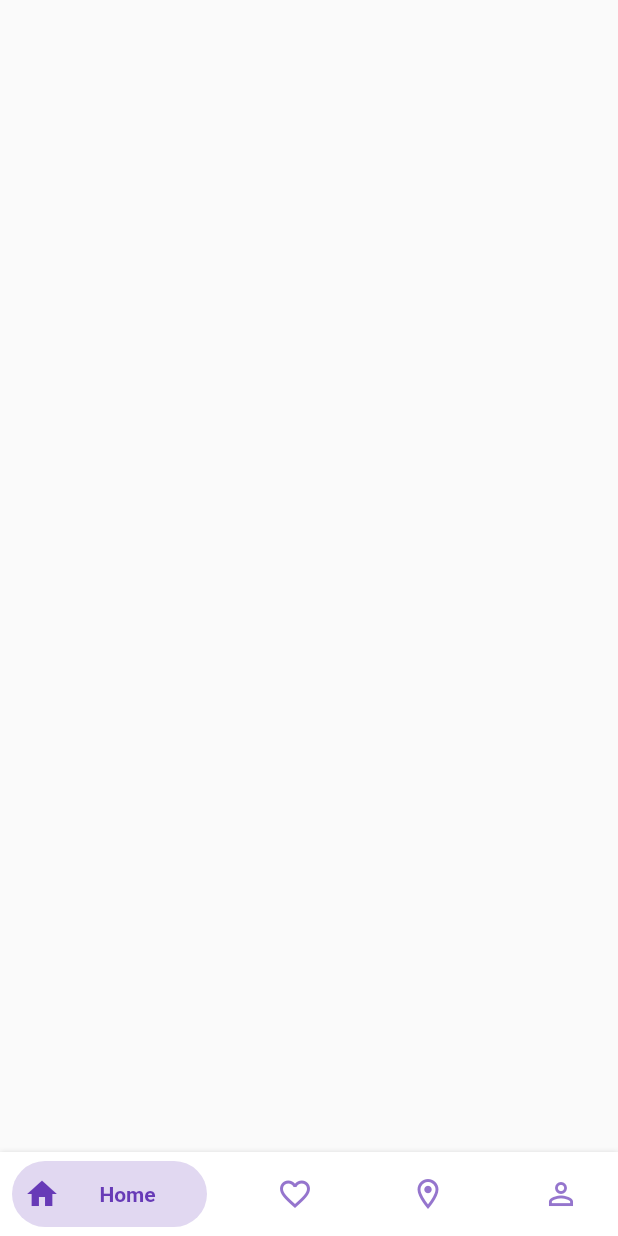
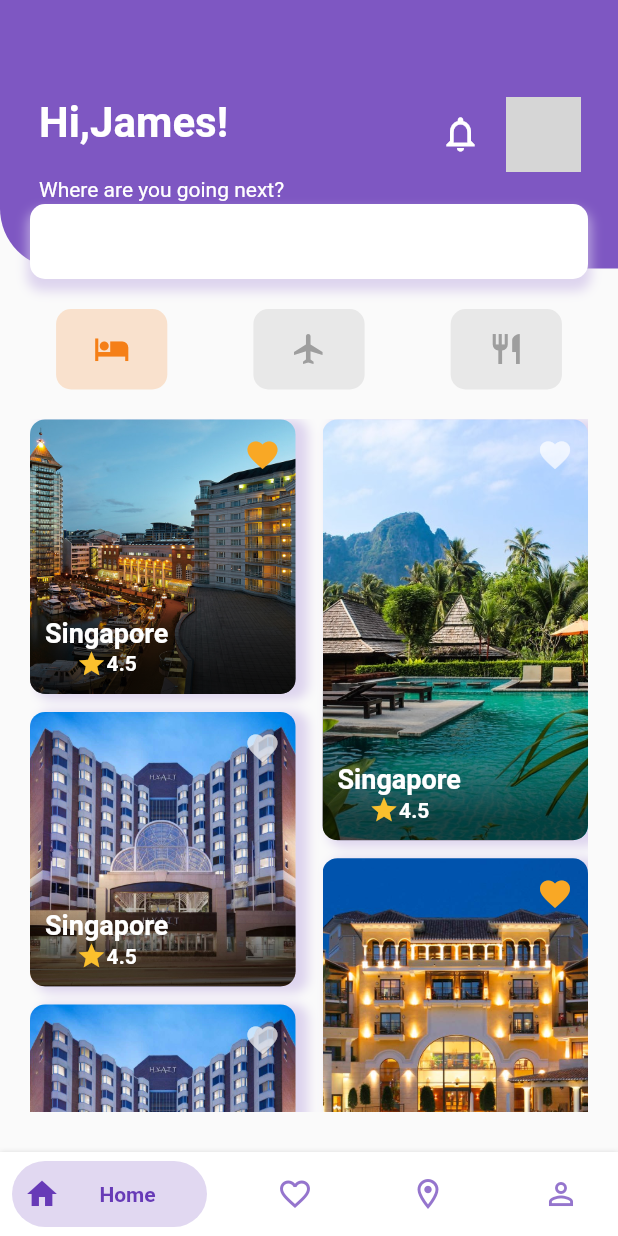
Before and after one commit to Junejune95/flutter_travelGuide, a Flutter app: the screen it shows after launch, on a phone screen of 412 x 824 dp. Run offline on Flutter 3.47's test engine with Material 2 defaults, Android fonts, the phone set to English and light mode, and no system bars; drawn by our look-alikes of bottom_navy_bar; network calls fail; grey boxes are pictures that could not be loaded.

Commit message:
hotel grid view

```diff
--- /dev/null
+++ b/lib/data/hotel.dart
@@ -0,0 +1,114 @@
+import 'package:travelGuidebyFlutter/models/hotel_model.dart';
+
+final List<Hotel> hotels = [
+  Hotel(
+    name: 'Hotel A',
+    star: 4.5,
+    urlImage: 'assets/images/hotel0.jpeg',
+    country: 'Singapore',
+    isFav: true,
+  ),
+  Hotel(
+    name: 'Hotel A',
+    star: 4.5,
+    urlImage: 'assets/images/hotel1.jpeg',
+    country: 'Singapore',
+    isFav: false,
+  ),
+  Hotel(
+    name: 'Hotel A',
+    star: 4.5,
+    urlImage: 'assets/images/hotel3.jpeg',
+    country: 'Singapore',
+    isFav: false,
+  ),
+  Hotel(
+    name: 'Hotel A',
+    star: 4.5,
+    urlImage: 'assets/images/hotel2.jpeg',
+    country: 'Singapore',
+    isFav: true,
+  ),
+  Hotel(
+      name: 'Hotel A',
+      star: 4.5,
+      urlImage: 'assets/images/hotel3.jpeg',
+      country: 'Korea'),
+  Hotel(
+    name: 'Hotel A',
+    star: 4.5,
+    urlImage: 'assets/images/hotel6.jpeg',
+    country: 'Korea',
+    isFav: false,
+  ),
+  Hotel(
+    name: 'Hotel A',
+    star: 4.5,
+    urlImage: 'assets/images/hotel4.jpeg',
+    country: 'Korea',
+    isFav: false,
+  ),
+  Hotel(
+    name: 'Hotel A',
+    star: 4.5,
+    urlImage: 'assets/images/hotel5.jpeg',
+    country: 'Korea',
+    isFav: false,
+  ),
+  Hotel(
+    name: 'Hotel A',
+    star: 4.5,
+    urlImage: 'assets/images/hotel6.jpeg',
+    country: 'Korea',
+    isFav: true,
+  ),
+  Hotel(
+    name: 'Hotel A',
+    star: 4.5,
+    urlImage: 'assets/images/hotel0.jpeg',
+    country: 'Korea',
+    isFav: true,
+  ),
+  Hotel(
+    name: 'Hotel A',
+    star: 4.5,
+    urlImage: 'assets/images/hotel0.jpeg',
+    country: 'Korea',
+    isFav: false,
+  ),
+  Hotel(
+    name: 'Hotel A',
+    star: 4.5,
+    urlImage: 'assets/images/hotel0.jpeg',
+    country: 'Korea',
+    isFav: true,
+  ),
+  Hotel(
+    name: 'Hotel A',
+    star: 4.5,
+    urlImage: 'assets/images/hotel6.jpeg',
+    country: 'Korea',
+    isFav: true,
+  ),
+  Hotel(
+    name: 'Hotel A',
+    star: 4.5,
+    urlImage: 'assets/images/hotel2.jpeg',
+    country: 'Korea',
+    isFav: true,
+  ),
+  Hotel(
+    name: 'Hotel A',
+    star: 4.5,
+    urlImage: 'assets/images/hotel3.jpeg',
+    country: 'Korea',
+    isFav: false,
+  ),
+  Hotel(
+    name: 'Hotel A',
+    star: 4.5,
+    urlImage: 'assets/images/hotel4.jpeg',
+    country: 'Korea',
+    isFav: true,
+  ),
+];
--- a/lib/main.dart
+++ b/lib/main.dart
@@ -4,9 +4,6 @@ import 'package:travelGuidebyFlutter/pages/favourite/favourite_page.dart';
 import 'package:travelGuidebyFlutter/pages/home/home_page.dart';
 import 'package:travelGuidebyFlutter/pages/location/location_page.dart';
 import 'package:travelGuidebyFlutter/pages/profile/profile_page.dart';
-import './constants/app-extension.dart';
-
-import 'enum/app_enum.dart';
 
 void main() {
   runApp(MyApp());
--- /dev/null
+++ b/lib/models/hotel_model.dart
@@ -0,0 +1,15 @@
+class Hotel {
+  final String name;
+  final String urlImage;
+  final double star;
+  final String country;
+  final bool isFav;
+
+  Hotel({
+    this.name,
+    this.urlImage,
+    this.star,
+    this.country,
+    this.isFav,
+  });
+}
--- /dev/null
+++ b/lib/pages/home/header_with_search.dart
@@ -0,0 +1,101 @@
+import 'package:flutter/material.dart';
+
+class HearderWithSearch extends StatelessWidget {
+  @override
+  Widget build(BuildContext context) {
+    Size size = MediaQuery.of(context).size;
+    return Container(
+      // It will cover 30% of our total height
+      height: size.height * 0.25,
+      child: Stack(
+        children: [
+          Container(
+            width: MediaQuery.of(context).size.width,
+            height: size.height * 0.25 - 27,
+            decoration: BoxDecoration(
+              color: Colors.deepPurple[400],
+              borderRadius: BorderRadius.only(bottomLeft: Radius.circular(40)),
+            ),
+            child: Row(
+              mainAxisAlignment: MainAxisAlignment.spaceBetween,
+              children: [
+                Container(
+                  transform: Matrix4.translationValues(26.0, 65.0, 0.0),
+                  child: Column(
+                    crossAxisAlignment: CrossAxisAlignment.start,
+                    children: [
+                      Text(
+                        'Hi,James!',
+                        style: TextStyle(
+                            fontSize: 28,
+                            fontWeight: FontWeight.bold,
+                            color: Colors.white),
+                      ),
+                      SizedBox(
+                        height: 20,
+                      ),
+                      Text(
+                        'Where are you going next?',
+                        style: TextStyle(
+                          color: Colors.white,
+                        ),
+                      ),
+                    ],
+                  ),
+                ),
+                Row(
+                  children: [
+                    Icon(
+                      Icons.notifications_outlined,
+                      color: Colors.white,
+                      size: 28,
+                    ),
+                    Padding(
+                      padding: const EdgeInsets.only(left: 16, right: 25),
+                      child: Container(
+                        width: 50,
+                        height: 50,
+                        decoration: BoxDecoration(
+                            image: DecorationImage(
+                              fit: BoxFit.cover,
+                              image: NetworkImage(
+                                  'https://images.unsplash.com/photo-1624907925884-27f914240014?ixid=MnwxMjA3fDB8MHxlZGl0b3JpYWwtZmVlZHw0fHx8ZW58MHx8fHw%3D&ixlib=rb-1.2.1&auto=format&fit=crop&w=800&q=60'),
+                            ),
+                            borderRadius: BorderRadius.circular(10)),
+                      ),
+                    )
+                  ],
+                )
+              ],
+            ),
+          ),
+          Positioned(
+            bottom: 0,
+            left: 0,
+            right: 0,
+            child: Container(
+              height: 50,
+              margin: EdgeInsets.all(20),
+              decoration: BoxDecoration(
+                  color: Colors.white,
+                  borderRadius: BorderRadius.circular(10),
+                  boxShadow: [
+                    BoxShadow(
+                      color: Colors.deepPurple[100].withOpacity(0.7),
+                      offset: Offset(0, 6),
+                      blurRadius: 6,
+                      spreadRadius: 2,
+                    ),
+                  ]),
+              child: TextFormField(
+                decoration: InputDecoration(
+                  border: InputBorder.none,
+                ),
+              ),
+            ),
+          )
+        ],
+      ),
+    );
+  }
+}
--- a/lib/pages/home/home_page.dart
+++ b/lib/pages/home/home_page.dart
@@ -1,11 +1,27 @@
 import 'package:flutter/material.dart';
+import 'package:travelGuidebyFlutter/pages/home/header_with_search.dart';
+import 'package:travelGuidebyFlutter/pages/home/hotel_gridview_list.dart';
+import 'package:travelGuidebyFlutter/pages/home/selecteable_list.dart';
 
 class HomePage extends StatelessWidget {
-
   @override
   Widget build(BuildContext context) {
-    return Container(
-
+    return Scaffold(
+      backgroundColor: Colors.grey[50],
+      body: SingleChildScrollView(
+        child: Column(
+          crossAxisAlignment: CrossAxisAlignment.start,
+          children: [
+            HearderWithSearch(),
+            SelecteableList(),
+            Container(
+              height: MediaQuery.of(context).size.height*0.56 ,
+              margin: EdgeInsets.all(20),
+              child: HotelGridViewList(),
+            )
+          ],
+        ),
+      ),
     );
   }
 }
--- /dev/null
+++ b/lib/pages/home/hotel_gridview_list.dart
@@ -0,0 +1,110 @@
+import 'package:flutter/material.dart';
+import 'package:flutter_staggered_grid_view/flutter_staggered_grid_view.dart';
+import 'package:travelGuidebyFlutter/data/hotel.dart';
+
+class HotelGridViewList extends StatelessWidget {
+  final GlobalKey _backgroundImageKey = GlobalKey();
+  @override
+  Widget build(BuildContext context) {
+    Size size = MediaQuery.of(context).size;
+    return StaggeredGridView.countBuilder(
+      crossAxisCount: 4,
+      itemCount: hotels.length,
+      itemBuilder: (BuildContext context, int index) =>
+          _buildHotel(index, size, context),
+      staggeredTileBuilder: (int index) =>
+          new StaggeredTile.count(2, index.isEven ? 2 : 3),
+      mainAxisSpacing: 12.0,
+      crossAxisSpacing: 18.0,
+    );
+  }
+
+  Widget _favIcon(index) {
+    return Positioned(
+      right: 10,
+      top: 12,
+      child: Icon(
+        Icons.favorite,
+        color: hotels[index].isFav == true
+            ? Colors.yellow[800]
+            : Colors.white.withOpacity(0.7),
+      ),
+    );
+  }
+
+  Widget _buildGradient() {
+    return Positioned.fill(
+      child: DecoratedBox(
+        decoration: BoxDecoration(
+          borderRadius: BorderRadius.circular(10),
+          gradient: LinearGradient(
+            colors: [Colors.transparent, Colors.black.withOpacity(0.7)],
+            begin: Alignment.topCenter,
+            end: Alignment.bottomCenter,
+            stops: [0.6, 0.95],
+          ),
+        ),
+      ),
+    );
+  }
+
+  Widget _buildHotel(int index, Size size, BuildContext context) {
+    return Container(
+      decoration: BoxDecoration(
+        image: DecorationImage(
+          image: AssetImage(hotels[index].urlImage),
+          fit: BoxFit.cover,
+        ),
+        boxShadow: [
+          BoxShadow(
+            color: Colors.deepPurple[100].withOpacity(0.7),
+            offset: Offset(6, 2),
+            blurRadius: 5,
+            spreadRadius: 2,
+          ),
+        ],
+        borderRadius: BorderRadius.circular(10),
+      ),
+      child: Stack(
+        children: [
+          _favIcon(index),
+          _buildGradient(),
+          Positioned(
+            bottom: 0,
+            child: Padding(
+              padding: const EdgeInsets.all(10.0),
+              child: Column(
+                children: [
+                  Text(
+                    hotels[index].country,
+                    style: TextStyle(
+                        fontSize: 18,
+                        fontWeight: FontWeight.bold,
+                        color: Colors.white),
+                  ),
+                  Row(
+                    mainAxisAlignment: MainAxisAlignment.center,
+                    children: [
+                      Icon(
+                        Icons.star,
+                        color: Colors.yellow[700],
+                        size: 20,
+                      ),
+                      Text(
+                        hotels[index].star.toString(),
+                        style: TextStyle(
+                          fontWeight: FontWeight.bold,
+                          color: Colors.white,
+                        ),
+                      ),
+                    ],
+                  )
+                ],
+              ),
+            ),
+          )
+        ],
+      ),
+    );
+  }
+}
--- /dev/null
+++ b/lib/pages/home/selecteable_list.dart
@@ -0,0 +1,53 @@
+import 'package:flutter/material.dart';
+
+class SelecteableList extends StatefulWidget {
+  @override
+  _SelecteableListState createState() => _SelecteableListState();
+}
+
+class _SelecteableListState extends State<SelecteableList> {
+  List<IconData> _icons = [
+    Icons.hotel,
+    Icons.flight,
+    Icons.restaurant,
+  ];
+  int _selectedIndex = 0;
+
+  @override
+  Widget build(BuildContext context) {
+    Size size = MediaQuery.of(context).size;
+    return Row(
+      crossAxisAlignment: CrossAxisAlignment.center,
+      mainAxisAlignment: MainAxisAlignment.spaceEvenly,
+      children:
+          _icons.asMap().entries.map((e) => _buildIcon(e.key, size)).toList(),
+    );
+  }
+
+  Widget _buildIcon(int index, Size size) {
+    return GestureDetector(
+      onTap: () {
+        setState(() {
+          _selectedIndex = index;
+        });
+      },
+      child: Padding(
+        padding: const EdgeInsets.symmetric(horizontal: 20),
+        child: Container(
+          width: size.width * 0.18,
+          decoration: BoxDecoration(
+              color: index == _selectedIndex
+                  ? Colors.yellow[900].withOpacity(0.2)
+                  : Colors.grey.withOpacity(0.2),
+              borderRadius: BorderRadius.circular(10)),
+          height: size.height * 0.15 - 70,
+          child: Icon(
+            _icons[index],
+            size: 24,
+            color: index == _selectedIndex ? Colors.yellow[900] : Colors.grey,
+          ),
+        ),
+      ),
+    );
+  }
+}
--- a/pubspec.yaml
+++ b/pubspec.yaml
@@ -29,6 +29,7 @@ dependencies:
   # Use with the CupertinoIcons class for iOS style icons.
   cupertino_icons: ^1.0.0
   bottom_navy_bar: ^5.6.0
+  flutter_staggered_grid_view: ^0.3.4
 
 dev_dependencies:
   flutter_test:
@@ -46,8 +47,8 @@ flutter:
   uses-material-design: true
 
   # To add assets to your application, add an assets section, like this:
-  # assets:
-  #   - images/a_dot_burr.jpeg
+  assets:
+    - assets/images/
   #   - images/a_dot_ham.jpeg
 
   # An image asset can refer to one or more resolution-specific "variants", see
```
Also changed, not shown: assets/images/hotel0.jpeg (added), assets/images/hotel1.jpeg (added), assets/images/hotel2.jpeg (added), assets/images/hotel3.jpeg (added), assets/images/hotel4.jpeg (added), assets/images/hotel5.jpeg (added), assets/images/hotel6.jpeg (added), lib/enum/app_enum.dart (line endings or trailing spaces), pubspec.lock.
